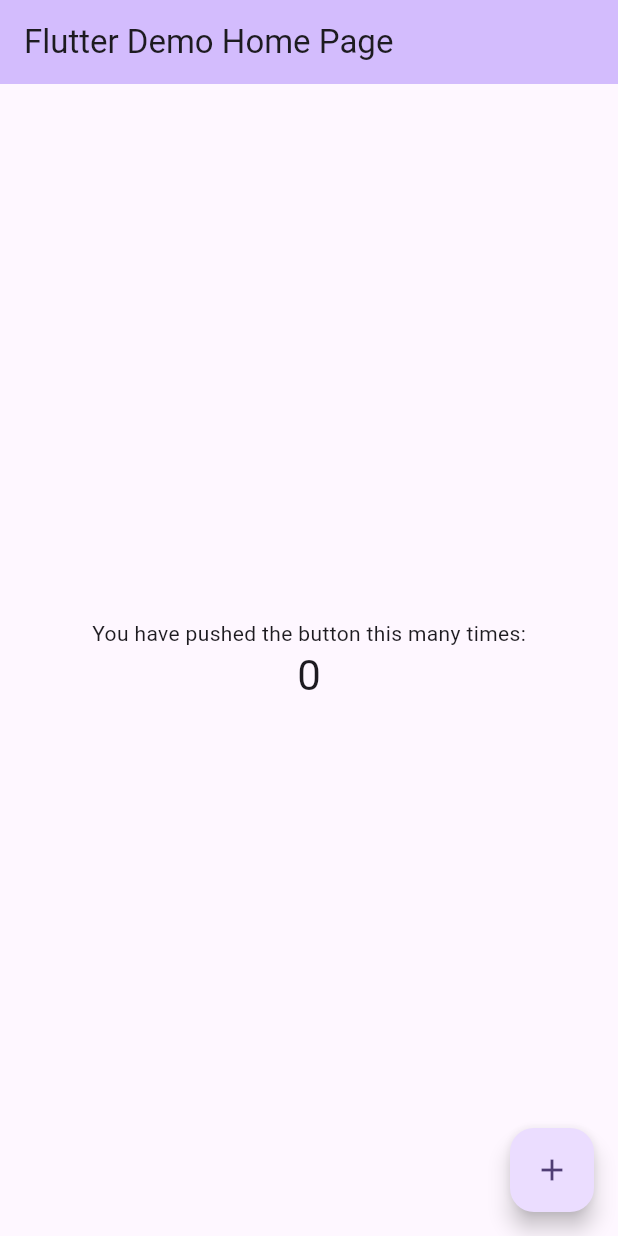
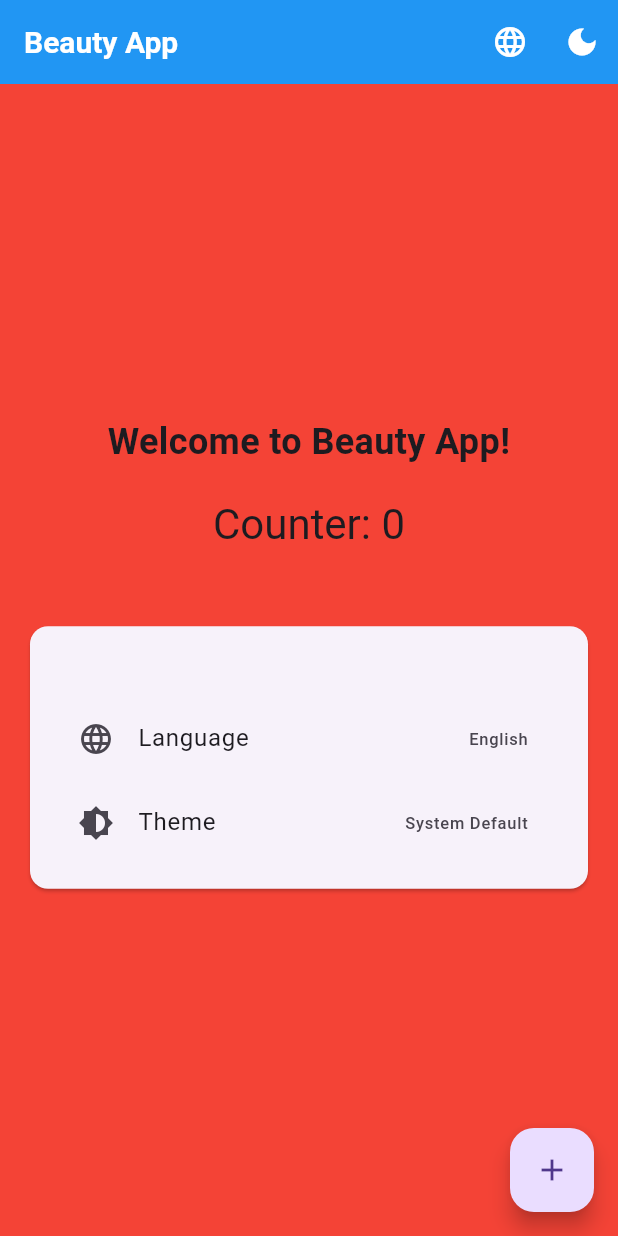
Before and after one commit to MuhammedElrashidy/beauty, a Flutter app: the screen it shows after launch, on a phone screen of 412 x 824 dp. Run offline on Flutter 3.47's test engine with Material 3 defaults, Android fonts, the phone set to English and light mode, and no system bars; our stand-ins replace equatable, flutter_bloc, flutter_localization, shared_preferences.

````diff
--- /dev/null
+++ b/app/devtools_options.yaml
@@ -0,0 +1,3 @@
+description: This file stores settings for Dart & Flutter DevTools.
+documentation: https://docs.flutter.dev/tools/devtools/extensions#configure-extension-enablement-states
+extensions:
--- /dev/null
+++ b/app/l10n.yaml
@@ -0,0 +1,5 @@
+arb-dir: lib/l10n
+template-arb-file: app_en.arb
+output-localization-file: app_localizations.dart
+output-class: AppLocalizations
+synthetic-package: false
--- a/app/lib/beauty_app.dart
+++ b/app/lib/beauty_app.dart
@@ -1,32 +1,59 @@
+import 'package:app/core/helpers/extensions.dart';
 import 'package:flutter/material.dart';
+import 'package:flutter_bloc/flutter_bloc.dart';
+import 'package:flutter_localizations/flutter_localizations.dart';
+import 'package:app/core/theme/app_theme.dart';
+import 'package:app/core/theme/cubit/theme_cubit.dart';
+import 'package:app/core/theme/cubit/theme_state.dart';
+import 'package:app/core/theme/custom_color.dart';
 
+import 'l10n/app_localizations.dart';
+
+GlobalKey<NavigatorState> appMainNavigatorKey = GlobalKey<NavigatorState>();
 class BeautyApp extends StatelessWidget {
   const BeautyApp({super.key});
 
   @override
   Widget build(BuildContext context) {
-    return MaterialApp(
-      title: 'Flutter Demo',
-      theme: ThemeData(
-
-        colorScheme: ColorScheme.fromSeed(seedColor: Colors.deepPurple),
+    return MultiBlocProvider(
+      providers: [
+        BlocProvider(
+          create: (context) => ThemeCubit()..toggleTheme(),
+        ),
+      ],
+      child: BlocBuilder<ThemeCubit, ThemeState>(
+        buildWhen: (_,state){
+          return state is ThemeState;
+        },
+        builder: (context, state) {
+          return MaterialApp(
+            navigatorKey: appMainNavigatorKey,
+            title: 'Beauty App',
+            theme: AppTheme.lightTheme,
+            darkTheme: AppTheme.darkTheme,
+            themeMode: state.themeMode,
+            localizationsDelegates: const [
+              AppLocalizations.delegate,
+              GlobalMaterialLocalizations.delegate,
+              GlobalWidgetsLocalizations.delegate,
+              GlobalCupertinoLocalizations.delegate,
+            ],
+            supportedLocales: const [
+              Locale('en'), // English
+              Locale('ar'), // Arabic
+            ],
+            locale: state.locale,
+            home: const MyHomePage(title: 'Beauty App'),
+            debugShowCheckedModeBanner: false,
+          );
+        },
       ),
-      home: const MyHomePage(title: 'Flutter Demo Home Page'),
     );
   }
 }
 
 class MyHomePage extends StatefulWidget {
   const MyHomePage({super.key, required this.title});
-
-  // This widget is the home page of your application. It is stateful, meaning
-  // that it has a State object (defined below) that contains fields that affect
-  // how it looks.
-
-  // This class is the configuration for the state. It holds the values (in this
-  // case the title) provided by the parent (in this case the App widget) and
-  // used by the build method of the State. Fields in a Widget subclass are
-  // always marked "final".
 
   final String title;
 
@@ -39,65 +66,102 @@ class _MyHomePageState extends State<MyHomePage> {
 
   void _incrementCounter() {
     setState(() {
-      // This call to setState tells the Flutter framework that something has
-      // changed in this State, which causes it to rerun the build method below
-      // so that the display can reflect the updated values. If we changed
-      // _counter without calling setState(), then the build method would not be
-      // called again, and so nothing would appear to happen.
       _counter++;
     });
   }
 
+  String _getThemeModeName(ThemeMode mode) {
+    switch (mode) {
+      case ThemeMode.system:
+        return AppLocalizations.of(context)!.systemDefault;
+      case ThemeMode.light:
+        return AppLocalizations.of(context)!.lightMode;
+      case ThemeMode.dark:
+        return AppLocalizations.of(context)!.darkMode;
+    }
+  }
+
   @override
   Widget build(BuildContext context) {
-    // This method is rerun every time setState is called, for instance as done
-    // by the _incrementCounter method above.
-    //
-    // The Flutter framework has been optimized to make rerunning build methods
-    // fast, so that you can just rebuild anything that needs updating rather
-    // than having to individually change instances of widgets.
-    return Scaffold(
-      appBar: AppBar(
-        // TRY THIS: Try changing the color here to a specific color (to
-        // Colors.amber, perhaps?) and trigger a hot reload to see the AppBar
-        // change color while the other colors stay the same.
-        backgroundColor: Theme.of(context).colorScheme.inversePrimary,
-        // Here we take the value from the MyHomePage object that was created by
-        // the App.build method, and use it to set our appbar title.
-        title: Text(widget.title),
-      ),
+    final themeCubit = context.watch<ThemeCubit>();
+    final themeState = themeCubit.state;
+
+    return Directionality(
+      textDirection: themeState.locale.languageCode == 'ar'
+          ? TextDirection.rtl
+          : TextDirection.ltr,
+      child: Scaffold(
+        backgroundColor: CustomColor.bigContainerColors.color,
+        appBar: AppBar(
+          title: Text(widget.title),
+          actions: [
+            // Language Toggle Button
+            IconButton(
+              icon: const Icon(Icons.language),
+              onPressed: () => themeCubit.toggleLocale(),
+              tooltip: 'app title'.translate,
+            ),
+            // Theme Toggle Button
+            IconButton(
+              icon: Icon(themeState.themeMode == ThemeMode.dark
+                  ? Icons.light_mode
+                  : Icons.dark_mode),
+              onPressed: () => themeCubit.toggleTheme(),
+              tooltip: _getThemeModeName(themeState.themeMode),
+            ),
+          ],
+        ),
+
+        floatingActionButton: FloatingActionButton(
+          onPressed: _incrementCounter,
+          tooltip: 'Increment',
+          child: const Icon(Icons.add),
+        ),
       body: Center(
-        // Center is a layout widget. It takes a single child and positions it
-        // in the middle of the parent.
         child: Column(
-          // Column is also a layout widget. It takes a list of children and
-          // arranges them vertically. By default, it sizes itself to fit its
-          // children horizontally, and tries to be as tall as its parent.
-          //
-          // Column has various properties to control how it sizes itself and
-          // how it positions its children. Here we use mainAxisAlignment to
-          // center the children vertically; the main axis here is the vertical
-          // axis because Columns are vertical (the cross axis would be
-          // horizontal).
-          //
-          // TRY THIS: Invoke "debug painting" (choose the "Toggle Debug Paint"
-          // action in the IDE, or press "p" in the console), to see the
-          // wireframe for each widget.
           mainAxisAlignment: MainAxisAlignment.center,
           children: <Widget>[
-            const Text('You have pushed the button this many times:'),
             Text(
-              '$_counter',
+              AppLocalizations.of(context)!.welcome,
+              style: const TextStyle(fontSize: 24, fontWeight: FontWeight.bold),
+              textAlign: TextAlign.center,
+            ),
+            const SizedBox(height: 20),
+            Text(
+              '${AppLocalizations.of(context)!.counter}: $_counter',
               style: Theme.of(context).textTheme.headlineMedium,
+            ),
+            const SizedBox(height: 40),
+            Card(
+              margin: const EdgeInsets.symmetric(horizontal: 20, vertical: 10),
+              child: Padding(
+                padding: const EdgeInsets.all(16.0),
+                child: Column(
+                  children: [
+                    Text(""),
+                    const SizedBox(height: 10),
+                    ListTile(
+                      leading: const Icon(Icons.language),
+                      title: Text(AppLocalizations.of(context)!.language),
+                      trailing: Text(
+                        themeState.locale.languageCode == 'ar'
+                            ? AppLocalizations.of(context)!.arabic
+                            : AppLocalizations.of(context)!.english,
+                      ),
+                    ),
+                    ListTile(
+                      leading: const Icon(Icons.brightness_6),
+                      title: Text(AppLocalizations.of(context)!.theme),
+                      trailing: Text(_getThemeModeName(themeState.themeMode)),
+                    ),
+                  ],
+                ),
+              ),
             ),
           ],
         ),
       ),
-      floatingActionButton: FloatingActionButton(
-        onPressed: _incrementCounter,
-        tooltip: 'Increment',
-        child: const Icon(Icons.add),
-      ), // This trailing comma makes auto-formatting nicer for build methods.
-    );
+
+    ),);
   }
 }
--- a/app/lib/core/theme/app_theme.dart
+++ b/app/lib/core/theme/app_theme.dart
@@ -1,6 +1,35 @@
 import 'package:flutter/material.dart';
 
-abstract class AppTheme{
-  static bool isDarkMode = false;
-  static ThemeData lightTheme
+class AppTheme {
+  static ThemeData get lightTheme => ThemeData(
+        brightness: Brightness.light,
+        primarySwatch: Colors.blue,
+        scaffoldBackgroundColor: Colors.white,
+        appBarTheme: const AppBarTheme(
+          backgroundColor: Colors.blue,
+          elevation: 0,
+          iconTheme: IconThemeData(color: Colors.white),
+          titleTextStyle: TextStyle(
+            color: Colors.white,
+            fontSize: 20,
+            fontWeight: FontWeight.bold,
+          ),
+        ),
+      );
+
+  static ThemeData get darkTheme => ThemeData(
+        brightness: Brightness.dark,
+        primarySwatch: Colors.blueGrey,
+        scaffoldBackgroundColor: Colors.grey[900],
+        appBarTheme: AppBarTheme(
+          backgroundColor: Colors.grey[900],
+          elevation: 0,
+          iconTheme: const IconThemeData(color: Colors.white),
+          titleTextStyle: const TextStyle(
+            color: Colors.white,
+            fontSize: 20,
+            fontWeight: FontWeight.bold,
+          ),
+        ),
+      );
 }
--- /dev/null
+++ b/app/lib/core/theme/color_model.dart
@@ -0,0 +1,14 @@
+import 'dart:ui';
+
+import 'package:flutter/material.dart';
+
+import '../../beauty_app.dart';
+
+class ColorModel{
+  Color lightColor;
+  Color darkColor;
+  ColorModel({required this.lightColor, required this.darkColor});
+
+  Color get color => Theme.of(appMainNavigatorKey.currentContext!).brightness == Brightness.light ? lightColor : darkColor;
+
+}
--- /dev/null
+++ b/app/lib/core/theme/cubit/theme_state.dart
@@ -0,0 +1,16 @@
+import 'package:equatable/equatable.dart';
+import 'package:flutter/material.dart';
+
+class ThemeState extends Equatable {
+  final ThemeMode themeMode;
+  final Locale locale;
+
+  const ThemeState({
+    this.themeMode = ThemeMode.system,
+    this.locale = const Locale('en'),
+  });
+
+
+  @override
+  List<Object> get props => [themeMode, locale];
+}
--- /dev/null
+++ b/app/lib/core/theme/custom_color.dart
@@ -0,0 +1,7 @@
+import 'package:flutter/material.dart';
+
+import 'color_model.dart';
+
+abstract class CustomColor{
+  static ColorModel bigContainerColors = ColorModel(lightColor: Colors.red, darkColor: Colors.blue);
+}
--- /dev/null
+++ b/app/lib/l10n/app_ar.arb
@@ -0,0 +1,14 @@
+{
+  "@locale": "ar",
+  "appTitle": "تطبيق الجمال",
+  "welcome": "مرحبًا بك في تطبيق الجمال!",
+  "counter": "العداد",
+  "currentSettings": "الإعدادات الحالية",
+  "theme": "المظهر",
+  "language": "اللغة",
+  "darkMode": "الوضع الداكن",
+  "lightMode": "الوضع الفاتح",
+  "systemDefault": "الافتراضي للنظام",
+  "english": "الإنجليزية",
+  "arabic": "العربية"
+}
--- /dev/null
+++ b/app/lib/l10n/app_en.arb
@@ -0,0 +1,47 @@
+{
+  "@locale": "en",
+  "appTitle": "Beauty App",
+  "@appTitle": {
+    "description": "The title of the application"
+  },
+  "welcome": "Welcome to Beauty App!",
+  "@welcome": {
+    "description": "Welcome message on the home screen"
+  },
+  "counter": "Counter",
+  "@counter": {
+    "description": "Counter label"
+  },
+  "currentSettings": "Current Settings",
+  "@currentSettings": {
+    "description": "Current settings section title"
+  },
+  "theme": "Theme",
+  "@theme": {
+    "description": "Theme settings"
+  },
+  "language": "Language",
+  "@language": {
+    "description": "Language settings"
+  },
+  "darkMode": "Dark Mode",
+  "@darkMode": {
+    "description": "Dark mode setting"
+  },
+  "lightMode": "Light Mode",
+  "@lightMode": {
+    "description": "Light mode setting"
+  },
+  "systemDefault": "System Default",
+  "@systemDefault": {
+    "description": "System default theme setting"
+  },
+  "english": "English",
+  "@english": {
+    "description": "English language"
+  },
+  "arabic": "Arabic",
+  "@arabic": {
+    "description": "Arabic language"
+  }
+}
--- /dev/null
+++ b/app/lib/l10n/app_localizations.dart
@@ -0,0 +1,195 @@
+import 'dart:async';
+
+import 'package:flutter/foundation.dart';
+import 'package:flutter/widgets.dart';
+import 'package:flutter_localizations/flutter_localizations.dart';
+import 'package:intl/intl.dart' as intl;
+
+import 'app_localizations_ar.dart';
+import 'app_localizations_en.dart';
+
+// ignore_for_file: type=lint
+
+/// Callers can lookup localized strings with an instance of AppLocalizations
+/// returned by `AppLocalizations.of(context)`.
+///
+/// Applications need to include `AppLocalizations.delegate()` in their app's
+/// `localizationDelegates` list, and the locales they support in the app's
+/// `supportedLocales` list. For example:
+///
+/// ```dart
+/// import 'l10n/app_localizations.dart';
+///
+/// return MaterialApp(
+///   localizationsDelegates: AppLocalizations.localizationsDelegates,
+///   supportedLocales: AppLocalizations.supportedLocales,
+///   home: MyApplicationHome(),
+/// );
+/// ```
+///
+/// ## Update pubspec.yaml
+///
+/// Please make sure to update your pubspec.yaml to include the following
+/// packages:
+///
+/// ```yaml
+/// dependencies:
+///   # Internationalization support.
+///   flutter_localizations:
+///     sdk: flutter
+///   intl: any # Use the pinned version from flutter_localizations
+///
+///   # Rest of dependencies
+/// ```
+///
+/// ## iOS Applications
+///
+/// iOS applications define key application metadata, including supported
+/// locales, in an Info.plist file that is built into the application bundle.
+/// To configure the locales supported by your app, you’ll need to edit this
+/// file.
+///
+/// First, open your project’s ios/Runner.xcworkspace Xcode workspace file.
+/// Then, in the Project Navigator, open the Info.plist file under the Runner
+/// project’s Runner folder.
+///
+/// Next, select the Information Property List item, select Add Item from the
+/// Editor menu, then select Localizations from the pop-up menu.
+///
+/// Select and expand the newly-created Localizations item then, for each
+/// locale your application supports, add a new item and select the locale
+/// you wish to add from the pop-up menu in the Value field. This list should
+/// be consistent with the languages listed in the AppLocalizations.supportedLocales
+/// property.
+abstract class AppLocalizations {
+  AppLocalizations(String locale) : localeName = intl.Intl.canonicalizedLocale(locale.toString());
+
+  final String localeName;
+
+  static AppLocalizations? of(BuildContext context) {
+    return Localizations.of<AppLocalizations>(context, AppLocalizations);
+  }
+
+  static const LocalizationsDelegate<AppLocalizations> delegate = _AppLocalizationsDelegate();
+
+  /// A list of this localizations delegate along with the default localizations
+  /// delegates.
+  ///
+  /// Returns a list of localizations delegates containing this delegate along with
+  /// GlobalMaterialLocalizations.delegate, GlobalCupertinoLocalizations.delegate,
+  /// and GlobalWidgetsLocalizations.delegate.
+  ///
+  /// Additional delegates can be added by appending to this list in
+  /// MaterialApp. This list does not have to be used at all if a custom list
+  /// of delegates is preferred or required.
+  static const List<LocalizationsDelegate<dynamic>> localizationsDelegates = <LocalizationsDelegate<dynamic>>[
+    delegate,
+    GlobalMaterialLocalizations.delegate,
+    GlobalCupertinoLocalizations.delegate,
+    GlobalWidgetsLocalizations.delegate,
+  ];
+
+  /// A list of this localizations delegate's supported locales.
+  static const List<Locale> supportedLocales = <Locale>[
+    Locale('ar'),
+    Locale('en')
+  ];
+
+  /// The title of the application
+  ///
+  /// In en, this message translates to:
+  /// **'Beauty App'**
+  String get appTitle;
+
+  /// Welcome message on the home screen
+  ///
+  /// In en, this message translates to:
+  /// **'Welcome to Beauty App!'**
+  String get welcome;
+
+  /// Counter label
+  ///
+  /// In en, this message translates to:
+  /// **'Counter'**
+  String get counter;
+
+  /// Current settings section title
+  ///
+  /// In en, this message translates to:
+  /// **'Current Settings'**
+  String get currentSettings;
+
+  /// Theme settings
+  ///
+  /// In en, this message translates to:
+  /// **'Theme'**
+  String get theme;
+
+  /// Language settings
+  ///
+  /// In en, this message translates to:
+  /// **'Language'**
+  String get language;
+
+  /// Dark mode setting
+  ///
+  /// In en, this message translates to:
+  /// **'Dark Mode'**
+  String get darkMode;
+
+  /// Light mode setting
+  ///
+  /// In en, this message translates to:
+  /// **'Light Mode'**
+  String get lightMode;
+
+  /// System default theme setting
+  ///
+  /// In en, this message translates to:
+  /// **'System Default'**
+  String get systemDefault;
+
+  /// English language
+  ///
+  /// In en, this message translates to:
+  /// **'English'**
+  String get english;
+
+  /// Arabic language
+  ///
+  /// In en, this message translates to:
+  /// **'Arabic'**
+  String get arabic;
+}
+
+class _AppLocalizationsDelegate extends LocalizationsDelegate<AppLocalizations> {
+  const _AppLocalizationsDelegate();
+
+  @override
+  Future<AppLocalizations> load(Locale locale) {
+    return SynchronousFuture<AppLocalizations>(lookupAppLocalizations(locale));
+  }
+
+  @override
+  bool isSupported(Locale locale) => <String>['ar', 'en'].contains(locale.languageCode);
+
+  @override
+  bool shouldReload(_AppLocalizationsDelegate old) => false;
+}
+
+AppLocalizations lookupAppLocalizations(Locale locale) {
+
+
+  // Lookup logic when only language code is specified.
+  switch (locale.languageCode) {
+    case 'ar': return AppLocalizationsAr();
+    case 'en': return AppLocalizationsEn();
+  }
+
+  throw FlutterError(
+    'AppLocalizations.delegate failed to load unsupported locale "$locale". This is likely '
+    'an issue with the localizations generation tool. Please file an issue '
+    'on GitHub with a reproducible sample app and the gen-l10n configuration '
+    'that was used.'
+  );
+}
--- /dev/null
+++ b/app/lib/l10n/app_localizations_en.dart
@@ -0,0 +1,43 @@
+// ignore: unused_import
+import 'package:intl/intl.dart' as intl;
+import 'app_localizations.dart';
+
+// ignore_for_file: type=lint
+
+/// The translations for English (`en`).
+class AppLocalizationsEn extends AppLocalizations {
+  AppLocalizationsEn([String locale = 'en']) : super(locale);
+
+  @override
+  String get appTitle => 'Beauty App';
+
+  @override
+  String get welcome => 'Welcome to Beauty App!';
+
+  @override
+  String get counter => 'Counter';
+
+  @override
+  String get currentSettings => 'Current Settings';
+
+  @override
+  String get theme => 'Theme';
+
+  @override
+  String get language => 'Language';
+
+  @override
+  String get darkMode => 'Dark Mode';
+
+  @override
+  String get lightMode => 'Light Mode';
+
+  @override
+  String get systemDefault => 'System Default';
+
+  @override
+  String get english => 'English';
+
+  @override
+  String get arabic => 'Arabic';
+}
````
Also changed, not shown: app/lib/core/helpers/extensions.dart (added, +12 -0 lines), app/lib/core/theme/cubit/theme_cubit.dart (added, +91 -0 lines), app/lib/l10n/app_localizations_ar.dart (added, +43 -0 lines), app/pubspec.yaml (+7 -0 lines), app/pubspec.lock, 15 other files.
